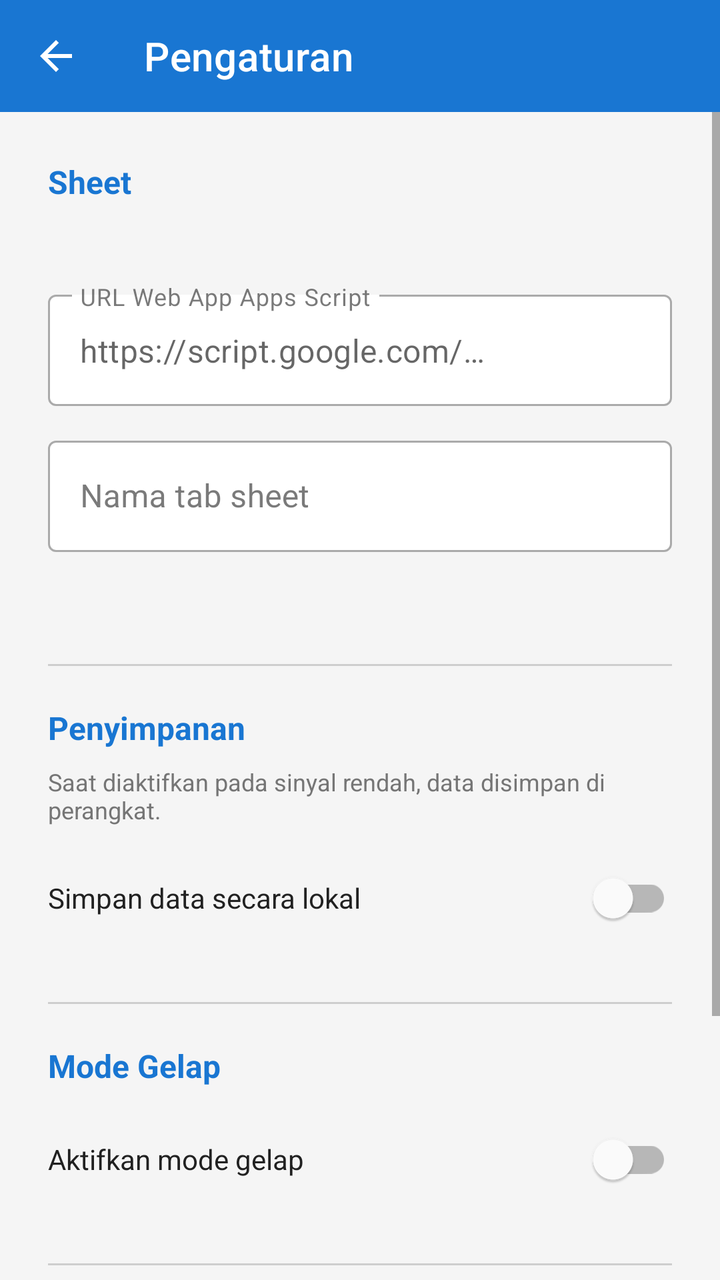
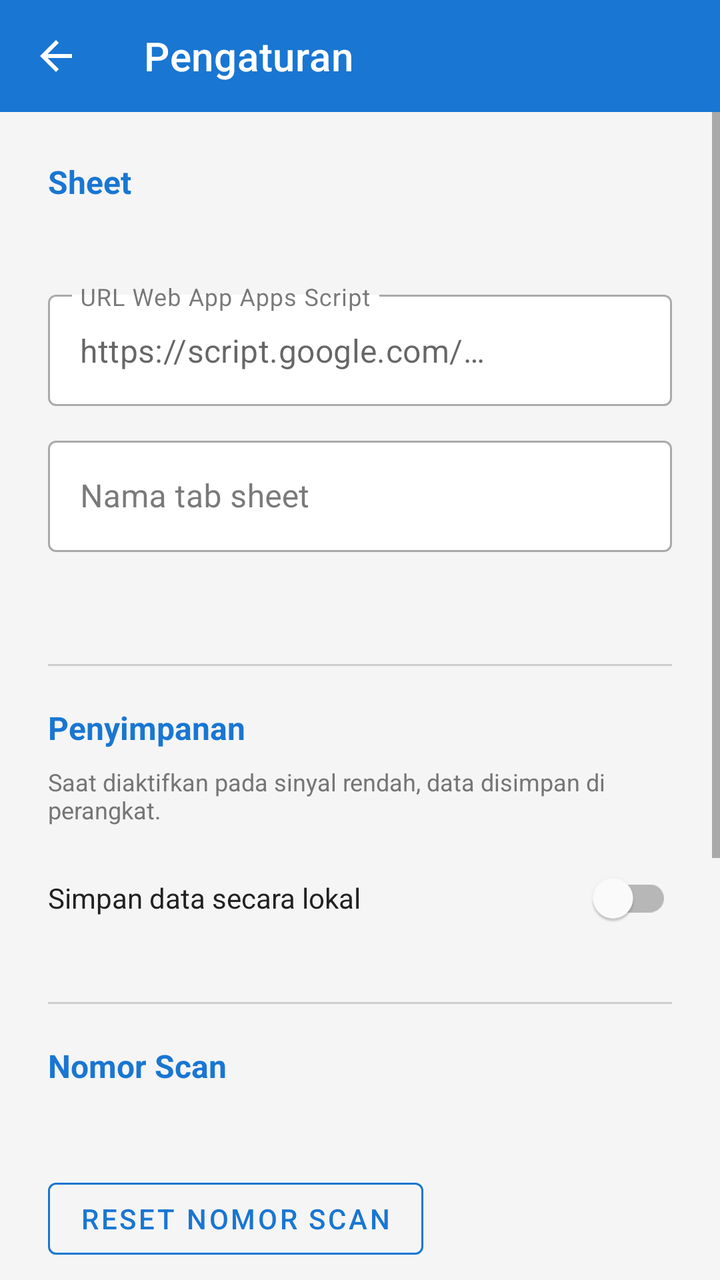

Compare the two renders of this Android layout. The source of the first and the diff that turns it into the second are given below.
<!-- AndroidManifest.xml: application theme Theme.QRScanner -->
<!-- res/layout/activity_settings.xml -->
<?xml version="1.0" encoding="utf-8"?>
<LinearLayout xmlns:android="http://schemas.android.com/apk/res/android"
    xmlns:app="http://schemas.android.com/apk/res-auto"
    android:layout_width="match_parent"
    android:layout_height="match_parent"
    android:orientation="vertical"
    android:fitsSystemWindows="true">

    
    <com.google.android.material.appbar.MaterialToolbar
        android:id="@+id/toolbar"
        android:layout_width="match_parent"
        android:layout_height="?attr/actionBarSize"
        android:background="@color/colorPrimary"
        app:title="@string/title_settings"
        app:titleTextColor="@color/white"
        app:navigationIcon="@drawable/ic_arrow_back"
        app:navigationIconTint="@color/white" />

    <ScrollView
        android:layout_width="match_parent"
        android:layout_height="match_parent">

        <LinearLayout
            android:layout_width="match_parent"
            android:layout_height="wrap_content"
            android:orientation="vertical"
            android:padding="24dp">

            
            <TextView
                android:layout_width="match_parent"
                android:layout_height="wrap_content"
                android:text="@string/section_sheet_config"
                android:textSize="16sp"
                android:textStyle="bold"
                android:textColor="@color/colorPrimary"
                android:layout_marginBottom="8dp" />

            
            <TextView
                android:id="@+id/tvScriptUrlHelp"
                android:layout_width="match_parent"
                android:layout_height="wrap_content"
                android:textSize="12sp"
                android:textColor="@color/colorTextSecondary"
                android:layout_marginBottom="16dp" />

            
            <com.google.android.material.textfield.TextInputLayout
                android:layout_width="match_parent"
                android:layout_height="wrap_content"
                android:hint="@string/hint_script_url"
                app:expandedHintEnabled="false"
                style="@style/Widget.MaterialComponents.TextInputLayout.OutlinedBox"
                app:boxBackgroundColor="@color/colorSurface"
                android:layout_marginBottom="12dp">

                <com.google.android.material.textfield.TextInputEditText
                    android:id="@+id/etScriptUrl"
                    android:layout_width="match_parent"
                    android:layout_height="wrap_content"
                    android:hint="https://script.google.com/…"
                    android:inputType="textUri"
                    android:singleLine="true"
                    android:textColor="@color/colorTextPrimary" />

            </com.google.android.material.textfield.TextInputLayout>

            
            <com.google.android.material.textfield.TextInputLayout
                android:layout_width="match_parent"
                android:layout_height="wrap_content"
                android:hint="@string/hint_sheet_name"
                style="@style/Widget.MaterialComponents.TextInputLayout.OutlinedBox"
                app:boxBackgroundColor="@color/colorSurface"
                android:layout_marginBottom="28dp">

                <com.google.android.material.textfield.TextInputEditText
                    android:id="@+id/etSheetName"
                    android:layout_width="match_parent"
                    android:layout_height="wrap_content"
                    android:inputType="text"
                    android:singleLine="true"
                    android:textColor="@color/colorTextPrimary" />

            </com.google.android.material.textfield.TextInputLayout>

            
            <View
                android:layout_width="match_parent"
                android:layout_height="1dp"
                android:background="@color/colorTextSecondary"
                android:alpha="0.3"
                android:layout_marginTop="28dp"
                android:layout_marginBottom="20dp" />

            
            <TextView
                android:layout_width="match_parent"
                android:layout_height="wrap_content"
                android:text="@string/section_storage"
                android:textSize="16sp"
                android:textStyle="bold"
                android:textColor="@color/colorPrimary"
                android:layout_marginBottom="8dp" />

            <TextView
                android:layout_width="match_parent"
                android:layout_height="wrap_content"
                android:text="@string/hint_save_locally_help"
                android:textSize="12sp"
                android:textColor="@color/colorTextSecondary"
                android:layout_marginBottom="12dp" />

            <com.google.android.material.switchmaterial.SwitchMaterial
                android:id="@+id/switchSaveLocally"
                android:layout_width="match_parent"
                android:layout_height="wrap_content"
                android:text="@string/label_save_locally"
                android:textSize="14sp"
                android:textColor="@color/colorTextPrimary" />

            
            <View
                android:layout_width="match_parent"
                android:layout_height="1dp"
                android:background="@color/colorTextSecondary"
                android:alpha="0.3"
                android:layout_marginTop="28dp"
                android:layout_marginBottom="20dp" />

            
            <TextView
                android:layout_width="match_parent"
                android:layout_height="wrap_content"
                android:text="@string/section_dark_mode"
                android:textSize="16sp"
                android:textStyle="bold"
                android:textColor="@color/colorPrimary"
                android:layout_marginBottom="12dp" />

            <com.google.android.material.switchmaterial.SwitchMaterial
                android:id="@+id/switchDarkMode"
                android:layout_width="match_parent"
                android:layout_height="wrap_content"
                android:text="@string/label_dark_mode"
                android:textSize="14sp"
                android:textColor="@color/colorTextPrimary" />

            
            <View
                android:layout_width="match_parent"
                android:layout_height="1dp"
                android:background="@color/colorTextSecondary"
                android:alpha="0.3"
                android:layout_marginTop="28dp"
                android:layout_marginBottom="20dp" />

            
            <TextView
                android:layout_width="match_parent"
                android:layout_height="wrap_content"
                android:text="@string/section_language"
                android:textSize="16sp"
                android:textStyle="bold"
                android:textColor="@color/colorPrimary"
                android:layout_marginBottom="12dp" />

            <RadioGroup
                android:id="@+id/radioGroupLanguage"
                android:layout_width="match_parent"
                android:layout_height="wrap_content"
                android:orientation="vertical">

                <RadioButton
                    android:id="@+id/radioIndonesian"
                    android:layout_width="match_parent"
                    android:layout_height="wrap_content"
                    android:text="@string/label_language_indonesian"
                    android:textSize="14sp"
                    android:textColor="@color/colorTextPrimary"
                    android:layout_marginBottom="4dp" />

                <RadioButton
                    android:id="@+id/radioEnglish"
                    android:layout_width="match_parent"
                    android:layout_height="wrap_content"
                    android:text="@string/label_language_english"
                    android:textSize="14sp"
                    android:textColor="@color/colorTextPrimary" />

            </RadioGroup>

        </LinearLayout>
    </ScrollView>

</LinearLayout>
<!-- resources referenced by this layout -->
<resources>
  <color name="colorPrimary">#1976D2</color>
  <color name="colorSurface">#FFFFFF</color>
  <color name="colorTextPrimary">#212121</color>
  <color name="colorTextSecondary">#757575</color>
  <color name="white">#FFFFFF</color>
  <!-- drawable ic_arrow_back (drawable) -->
  <?xml version="1.0" encoding="utf-8"?>
  <vector xmlns:android="http://schemas.android.com/apk/res/android"
      android:width="24dp"
      android:height="24dp"
      android:viewportWidth="24"
      android:viewportHeight="24">
      <path
          android:fillColor="#FFFFFF"
          android:pathData="M20,11H7.83l5.59,-5.59L12,4l-8,8 8,8 1.41,-1.41L7.83,13H20v-2z" />
  </vector>
  <string name="hint_save_locally_help">Saat diaktifkan pada sinyal rendah, data disimpan di perangkat.</string>
  <string name="hint_script_url">URL Web App Apps Script</string>
  <string name="hint_sheet_name">Nama tab sheet</string>
  <string name="label_dark_mode">Aktifkan mode gelap</string>
  <string name="label_language_english">English</string>
  <string name="label_language_indonesian">Indonesia</string>
  <string name="label_save_locally">Simpan data secara lokal</string>
  <string name="section_dark_mode">Mode Gelap</string>
  <string name="section_language">Bahasa</string>
  <string name="section_sheet_config">Sheet</string>
  <string name="section_storage">Penyimpanan</string>
  <string name="title_settings">Pengaturan</string>
  <style name="Theme.QRScanner" parent="Theme.MaterialComponents.DayNight.NoActionBar">
          <item name="colorPrimary">@color/colorPrimary</item>
          <item name="colorPrimaryDark">@color/colorPrimaryDark</item>
          <item name="colorAccent">@color/colorAccent</item>
          <item name="colorSurface">@color/colorSurface</item>
          <item name="colorOnSurface">@color/colorTextPrimary</item>
          <item name="android:windowBackground">@color/colorBackground</item>
      </style>
  <color name="colorPrimaryDark">#1565C0</color>
  <color name="colorAccent">#03A9F4</color>
  <color name="colorBackground">#F5F5F5</color>
</resources>

<!-- the commit's change to res/layout/activity_settings.xml (unified diff, before → after) -->
@@ -134,6 +134,42 @@
             <TextView
                 android:layout_width="match_parent"
                 android:layout_height="wrap_content"
+                android:text="@string/section_scan_counter"
+                android:textSize="16sp"
+                android:textStyle="bold"
+                android:textColor="@color/colorPrimary"
+                android:layout_marginBottom="8dp" />
+
+            <TextView
+                android:id="@+id/tvScanCounterValue"
+                android:layout_width="match_parent"
+                android:layout_height="wrap_content"
+                android:textSize="13sp"
+                android:textColor="@color/colorTextSecondary"
+                android:layout_marginBottom="16dp" />
+
+            <com.google.android.material.button.MaterialButton
+                android:id="@+id/btnResetCounter"
+                android:layout_width="wrap_content"
+                android:layout_height="wrap_content"
+                android:text="@string/btn_reset_counter"
+                style="@style/Widget.MaterialComponents.Button.OutlinedButton"
+                app:strokeColor="@color/colorPrimary"
+                android:textColor="@color/colorPrimary" />
+
+            
+            <View
+                android:layout_width="match_parent"
+                android:layout_height="1dp"
+                android:background="@color/colorTextSecondary"
+                android:alpha="0.3"
+                android:layout_marginTop="28dp"
+                android:layout_marginBottom="20dp" />
+
+            
+            <TextView
+                android:layout_width="match_parent"
+                android:layout_height="wrap_content"
                 android:text="@string/section_dark_mode"
                 android:textSize="16sp"
                 android:textStyle="bold"
<!-- resource entries referenced after the edit -->
@@ -16,6 +16,7 @@
           android:fillColor="#FFFFFF"
           android:pathData="M20,11H7.83l5.59,-5.59L12,4l-8,8 8,8 1.41,-1.41L7.83,13H20v-2z" />
   </vector>
+  <string name="btn_reset_counter">Reset Nomor Scan</string>
   <string name="hint_save_locally_help">Saat diaktifkan pada sinyal rendah, data disimpan di perangkat.</string>
   <string name="hint_script_url">URL Web App Apps Script</string>
   <string name="hint_sheet_name">Nama tab sheet</string>
@@ -25,6 +26,7 @@
   <string name="label_save_locally">Simpan data secara lokal</string>
   <string name="section_dark_mode">Mode Gelap</string>
   <string name="section_language">Bahasa</string>
+  <string name="section_scan_counter">Nomor Scan</string>
   <string name="section_sheet_config">Sheet</string>
   <string name="section_storage">Penyimpanan</string>
   <string name="title_settings">Pengaturan</string>
